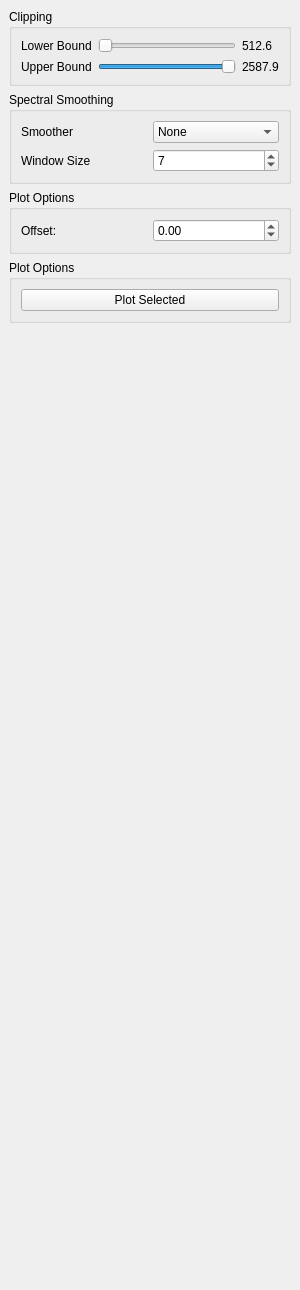
Old version of the form spectralprofiler_dockwidget_base.ui in the repository lesliemayer/spectralProfiler.
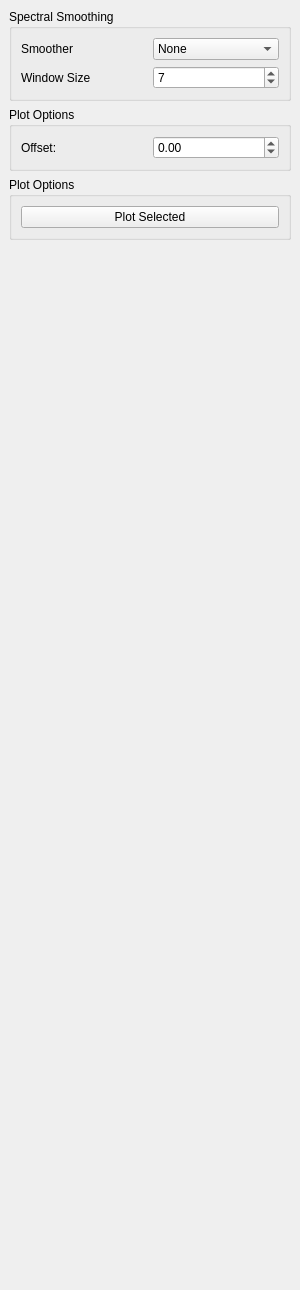
New version of the form.

Commit message: Feat : removing clipping box from main dialog box

Diff of the .ui file:
```diff
--- a/spectralprofiler_dockwidget_base.ui
+++ b/spectralprofiler_dockwidget_base.ui
@@ -72,63 +72,6 @@
           </size>
          </property>
          <layout class="QVBoxLayout" name="verticalLayout_2">
-          <item>
-           <widget class="QGroupBox" name="groupBox_7">
-            <property name="title">
-             <string>Clipping</string>
-            </property>
-            <layout class="QGridLayout" name="gridLayout_8">
-             <item row="1" column="1">
-              <widget class="QSlider" name="clipping_upper">
-               <property name="maximum">
-                <number>268</number>
-               </property>
-               <property name="value">
-                <number>268</number>
-               </property>
-               <property name="orientation">
-                <enum>Qt::Horizontal</enum>
-               </property>
-              </widget>
-             </item>
-             <item row="1" column="0">
-              <widget class="QLabel" name="label_10">
-               <property name="text">
-                <string>Upper Bound</string>
-               </property>
-              </widget>
-             </item>
-             <item row="0" column="1">
-              <widget class="QSlider" name="clipping_lower">
-               <property name="orientation">
-                <enum>Qt::Horizontal</enum>
-               </property>
-              </widget>
-             </item>
-             <item row="0" column="2">
-              <widget class="QLabel" name="clipping_lower_label">
-               <property name="text">
-                <string>512.6</string>
-               </property>
-              </widget>
-             </item>
-             <item row="0" column="0">
-              <widget class="QLabel" name="label_11">
-               <property name="text">
-                <string>Lower Bound</string>
-               </property>
-              </widget>
-             </item>
-             <item row="1" column="2">
-              <widget class="QLabel" name="clipping_upper_label">
-               <property name="text">
-                <string>2587.9</string>
-               </property>
-              </widget>
-             </item>
-            </layout>
-           </widget>
-          </item>
           <item>
            <widget class="QGroupBox" name="groupBox_8">
             <property name="title">
```
